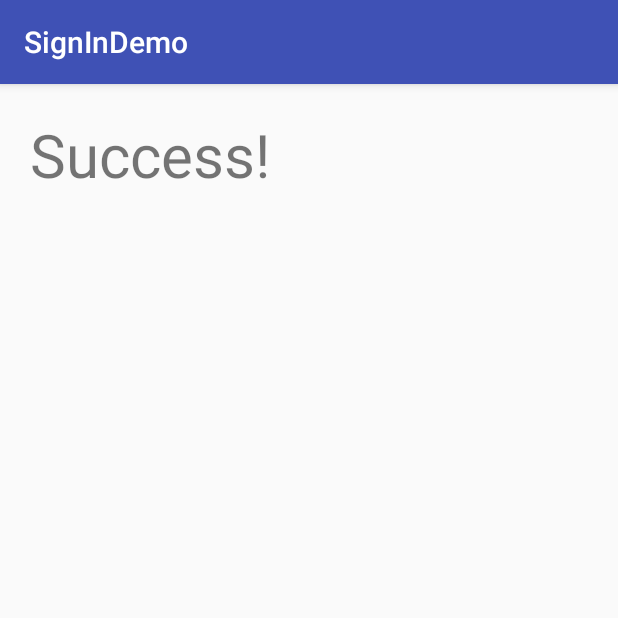
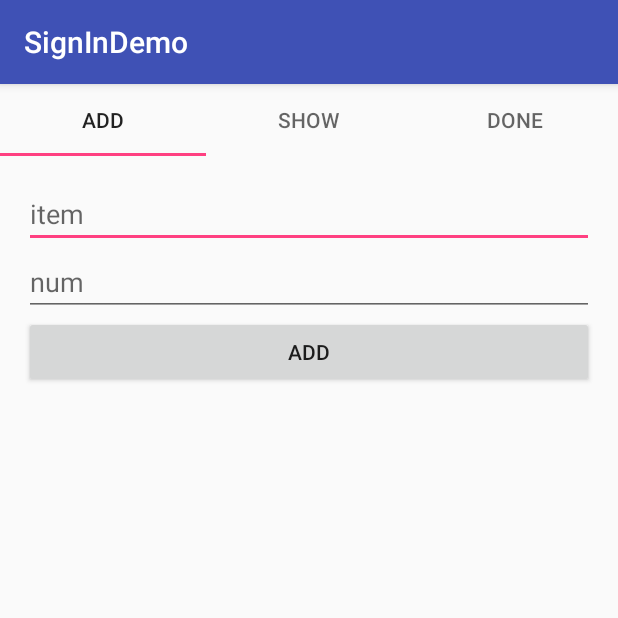
Before and after one commit to matrix-42/infoway_project, an Android app: the SuccessActivity screen opened directly, with no data from a screen before it, on a phone screen of 412 x 824 dp, the top half of it. Run offline under Robolectric (Android 15) with nearby library versions, the phone set to English and light mode, and no system bars; 2 statements that could not run were skipped.

Commit message:
implement todo list

```diff
--- a/SignInDemo/app/build.gradle
+++ b/SignInDemo/app/build.gradle
@@ -26,4 +26,5 @@ dependencies {
     })
     compile 'com.android.support:appcompat-v7:24.2.1'
     testCompile 'junit:junit:4.12'
+    compile 'com.android.support:design:24.1.1'
 }
--- /dev/null
+++ b/SignInDemo/app/src/main/java/com/example/ningli/signindemo/AddFragment.java
@@ -0,0 +1,82 @@
+package com.example.ningli.signindemo;
+
+import android.content.ContentValues;
+import android.database.sqlite.SQLiteDatabase;
+import android.database.sqlite.SQLiteOpenHelper;
+import android.os.Bundle;
+import android.support.annotation.NonNull;
+import android.support.annotation.Nullable;
+import android.support.v4.app.Fragment;
+import android.view.LayoutInflater;
+import android.view.View;
+import android.view.ViewGroup;
+import android.widget.EditText;
+import android.widget.Toast;
+
+import com.example.ningli.signindemo.database.DBHelper;
+
+public class AddFragment extends Fragment {
+
+    public static final String KEY_PAGE = "page";
+
+    private static String USER_NAME;
+
+    @NonNull
+    public static AddFragment newInstance(int page, String NAME) {
+        Bundle args = new Bundle();
+        args.putInt(KEY_PAGE, page);
+        args.putString("USER_NAME", NAME);
+        USER_NAME = NAME;
+
+        AddFragment addFragment = new AddFragment();
+        addFragment.setArguments(args);
+        return addFragment;
+    }
+
+    @Nullable
+    @Override
+    public View onCreateView(LayoutInflater inflater,
+                             @Nullable ViewGroup container,
+                             @Nullable Bundle savedInstanceState) {
+        View view = inflater.inflate(R.layout.list_add, container, false);
+        return view;
+    }
+
+    @Override
+    public void onViewCreated(View view, @Nullable Bundle savedInstanceState) {
+        int page = getArguments().getInt(KEY_PAGE);
+
+        View add = view.findViewById(R.id.AddButton);
+        add.setOnClickListener(new View.OnClickListener() {
+            @Override
+            public void onClick(View view) {
+                EditText itemName = (EditText) getView().findViewById(R.id.AddItemName);
+                String name = itemName.getText().toString();
+
+                EditText itemNumber = (EditText) getView().findViewById(R.id.AddItemNumber);
+                String num = itemNumber.getText().toString();
+
+
+                final SQLiteOpenHelper db = DBHelper.getInstance(getActivity());
+                SQLiteDatabase database = db.getWritableDatabase();
+
+                if (name.isEmpty() || num.isEmpty())
+                    Toast.makeText(getActivity(), "Invalid!", Toast.LENGTH_LONG).show();
+                else {
+                    ContentValues values = new ContentValues();
+                    values.put("item", name);
+                    values.put("num", Integer.valueOf(num));
+                    values.put("state", 0);
+
+                    long id = database.insert(USER_NAME, null, values);
+                    itemName.setText("");
+                    itemNumber.setText("");
+                    Toast.makeText(getActivity(), "Adding item to List ... " + " ( " + name + ", " + num + " ) " + "on " + id, Toast.LENGTH_LONG).show();
+                    ((SuccessActivity) getContext()).pagerAdapter.notifyDataSetChanged();
+
+                }
+            }
+        });
+
+    }
+}
--- a/SignInDemo/app/src/main/java/com/example/ningli/signindemo/MainActivity.java
+++ b/SignInDemo/app/src/main/java/com/example/ningli/signindemo/MainActivity.java
@@ -38,7 +38,7 @@ public class MainActivity extends AppCompatActivity {
             @Override
             public void onClick(View view) {
                 Intent intent = new Intent(MainActivity.this, SuccessActivity.class);
-                database = db.getReadableDatabase();
+                //database = db.getReadableDatabase();
 
                 EditText txtname = (EditText)findViewById(R.id.UserName);
                 String name_input      =  txtname.getText().toString();
@@ -50,7 +50,9 @@ public class MainActivity extends AppCompatActivity {
 
                 while(cursor.moveToNext()){
                     String password = cursor.getString(cursor.getColumnIndex("Password"));
+                    String name = cursor.getString(cursor.getColumnIndex("UserName"));
                 if (password.equals(password_input))
+                    intent.putExtra("UserName", name);
                     startActivity(intent);
                 }
 
--- /dev/null
+++ b/SignInDemo/app/src/main/java/com/example/ningli/signindemo/ShowFragment.java
@@ -0,0 +1,83 @@
+package com.example.ningli.signindemo;
+
+import android.content.ContentValues;
+import android.database.Cursor;
+import android.database.sqlite.SQLiteDatabase;
+import android.database.sqlite.SQLiteOpenHelper;
+import android.os.Bundle;
+import android.support.annotation.NonNull;
+import android.support.annotation.Nullable;
+import android.support.v4.app.Fragment;
+import android.view.LayoutInflater;
+import android.view.View;
+import android.view.ViewGroup;
+import android.widget.Button;
+import android.widget.LinearLayout;
+import android.widget.TextView;
+
+import com.example.ningli.signindemo.database.DBHelper;
+
+public class ShowFragment extends Fragment {
+
+    public static final String KEY_PAGE = "page";
+
+
+    private static String USER_NAME;
+
+    @NonNull
+    public static ShowFragment newInstance(int page, String NAME) {
+        Bundle args = new Bundle();
+        args.putInt(KEY_PAGE, page);
+        args.putString("USER_NAME", NAME);
+        USER_NAME = NAME;
+
+        ShowFragment showFragment = new ShowFragment();
+        showFragment.setArguments(args);
+        return showFragment;
+    }
+
+    @Nullable
+    @Override
+    public View onCreateView(LayoutInflater inflater,
+                             @Nullable ViewGroup container,
+                             @Nullable Bundle savedInstanceState) {
+        View view = inflater.inflate(R.layout.list_show, container, false);
+
+        return view;
+    }
+
+    @Override
+    public void onViewCreated(View view, @Nullable Bundle savedInstanceState) {
+        int page = getArguments().getInt(KEY_PAGE);
+
+        final LinearLayout linearLayout = (LinearLayout) view.findViewById(R.id.LinearLayout);
+
+        final SQLiteOpenHelper db = DBHelper.getInstance(getActivity());
+        final SQLiteDatabase database = db.getWritableDatabase();
+
+        Cursor cursor = database.query(USER_NAME, new String[]{"Id","item","num", "state"},"state = ?", new String[]{"0"}, null, null,null);
+
+        while(cursor.moveToNext()){
+            final String itemid = cursor.getString(cursor.getColumnIndex("Id"));
+            String itemname = cursor.getString(cursor.getColumnIndex("item"));
+            String itemnum = cursor.getString(cursor.getColumnIndex("num"));
+
+
+            final View itemview = ((SuccessActivity) getContext()).getLayoutInflater().inflate(R.layout.item_show, null);
+            ((TextView) itemview.findViewById(R.id.ShowItemName)).setText(itemname);
+            ((TextView) itemview.findViewById(R.id.ShowItemNum)).setText(itemnum);
+            Button button = (Button) itemview.findViewById(R.id.DoneButton);
+            button.setOnClickListener(new View.OnClickListener() {
+                @Override
+                public void onClick(View view) {
+                    ContentValues values = new ContentValues();
+                    values.put("state","1");
+                    database.update(USER_NAME,values,"Id=?",new String[]{itemid});
+                    ((SuccessActivity) getContext()).pagerAdapter.notifyDataSetChanged();
+
+                }
+            });
+            linearLayout.addView(itemview);
+        }
+    }
+}
--- a/SignInDemo/app/src/main/java/com/example/ningli/signindemo/SuccessActivity.java
+++ b/SignInDemo/app/src/main/java/com/example/ningli/signindemo/SuccessActivity.java
@@ -1,13 +1,73 @@
 package com.example.ningli.signindemo;
 
+import android.content.Intent;
 import android.os.Bundle;
 import android.support.annotation.Nullable;
+import android.support.design.widget.TabLayout;
+import android.support.v4.app.Fragment;
+import android.support.v4.app.FragmentManager;
+import android.support.v4.app.FragmentStatePagerAdapter;
+import android.support.v4.view.ViewPager;
 import android.support.v7.app.AppCompatActivity;
 
+import static com.example.ningli.signindemo.R.id.ViewPager;
+
 public class SuccessActivity extends AppCompatActivity {
+    private String USER_NAME;
+    public  PagerAdapter pagerAdapter;
     @Override
     protected void onCreate(@Nullable Bundle savedInstanceState) {
         super.onCreate(savedInstanceState);
         setContentView(R.layout.activity_success);
+
+        Intent intent = getIntent();
+        USER_NAME = intent.getStringExtra("UserName");
+
+        pagerAdapter = new PagerAdapter(getSupportFragmentManager());
+
+        ViewPager viewPager = (ViewPager) findViewById(ViewPager);
+        viewPager.setAdapter(pagerAdapter);
+
+        TabLayout tabLayout = (TabLayout) findViewById(R.id.view_pager_tab);
+        tabLayout.setupWithViewPager(viewPager);
+        //tabLayout.setBackgroundResource(R.color.tab_bg);
+
+
+    }
+
+    protected class PagerAdapter extends FragmentStatePagerAdapter {
+        public PagerAdapter(FragmentManager fm) {
+            super(fm);
+        }
+
+        @Override
+        public Fragment getItem(int position) {
+            if (position == 0)
+                return AddFragment.newInstance(position, USER_NAME);
+            else if (position == 1)
+                return ShowFragment.newInstance(position, USER_NAME);
+            else
+                return DoneFragment.newInstance(position, USER_NAME);
+        }
+
+        @Override
+        public int getCount() {
+            return 3;
+        }
+
+        @Override
+        public int getItemPosition(Object object) {
+            return POSITION_NONE;
+        }
+
+        public CharSequence getPageTitle(int position) {
+            if (position == 0)
+                return "Add";
+            else if (position == 1)
+                return "Show";
+            else
+                return "Done";
+        }
+
     }
 }
--- a/SignInDemo/app/src/main/res/layout/activity_success.xml
+++ b/SignInDemo/app/src/main/res/layout/activity_success.xml
@@ -1,15 +1,21 @@
 <?xml version="1.0" encoding="utf-8"?>
-<LinearLayout
-    xmlns:android="http://schemas.android.com/apk/res/android"
+<LinearLayout xmlns:android="http://schemas.android.com/apk/res/android"
+    xmlns:app="http://schemas.android.com/apk/res-auto"
     android:orientation="vertical"
     android:layout_width="match_parent"
     android:layout_height="match_parent">
 
-    <TextView
-
+    <android.support.design.widget.TabLayout
+        android:id="@+id/view_pager_tab"
         android:layout_width="match_parent"
         android:layout_height="wrap_content"
-        android:text="Success!"
-        android:layout_margin="20dp"
-        android:textSize="40sp"/>
+        app:tabMode="fixed"
+        app:tabGravity="fill"/>
+
+    <android.support.v4.view.ViewPager
+        android:id="@+id/ViewPager"
+        android:layout_width="match_parent"
+        android:layout_height="match_parent">
+
+    </android.support.v4.view.ViewPager>
 </LinearLayout>
--- /dev/null
+++ b/SignInDemo/app/src/main/res/layout/list_add.xml
@@ -0,0 +1,33 @@
+<?xml version="1.0" encoding="utf-8"?>
+<LinearLayout
+    xmlns:android="http://schemas.android.com/apk/res/android"
+    xmlns:tools="http://schemas.android.com/tools"
+    android:orientation="vertical"
+    android:layout_width="match_parent"
+    android:layout_height="match_parent"
+    android:padding="@dimen/activity_horizontal_margin">
+    <EditText
+        android:id="@+id/AddItemName"
+        android:layout_width="match_parent"
+        android:layout_height="wrap_content"
+        android:hint="item"/>
+    <EditText
+        android:id="@+id/AddItemNumber"
+        android:layout_width="match_parent"
+        android:layout_height="wrap_content"
+        android:inputType="number"
+        android:hint="num"/>
+    <Button
+        android:id="@+id/AddButton"
+        android:layout_width="match_parent"
+        android:layout_height="wrap_content"
+        android:text="ADD"/>
+    <TextView
+        android:id="@+id/text_view"
+        android:layout_width="wrap_content"
+        android:layout_height="wrap_content"
+        android:layout_gravity="center"
+        android:textSize="40sp"
+        tools:text="Page 1"/>
+
+</LinearLayout>
--- a/SignInDemo/build.gradle
+++ b/SignInDemo/build.gradle
@@ -5,7 +5,7 @@ buildscript {
         jcenter()
     }
     dependencies {
-        classpath 'com.android.tools.build:gradle:2.2.2'
+        classpath 'com.android.tools.build:gradle:2.2.3'
 
         // NOTE: Do not place your application dependencies here; they belong
         // in the individual module build.gradle files
```
Also changed, not shown: SignInDemo/app/src/main/java/com/example/ningli/signindemo/DoneFragment.java (added, +68 -0 lines), SignInDemo/app/src/main/java/com/example/ningli/signindemo/SignUpActivity.java (+13 -7 lines), SignInDemo/app/src/main/res/layout/item_done.xml (added, +23 -0 lines), SignInDemo/app/src/main/res/layout/item_show.xml (added, +29 -0 lines), SignInDemo/app/src/main/res/layout/list_done.xml (added, +19 -0 lines), SignInDemo/app/src/main/res/layout/list_show.xml (added, +16 -0 lines).
